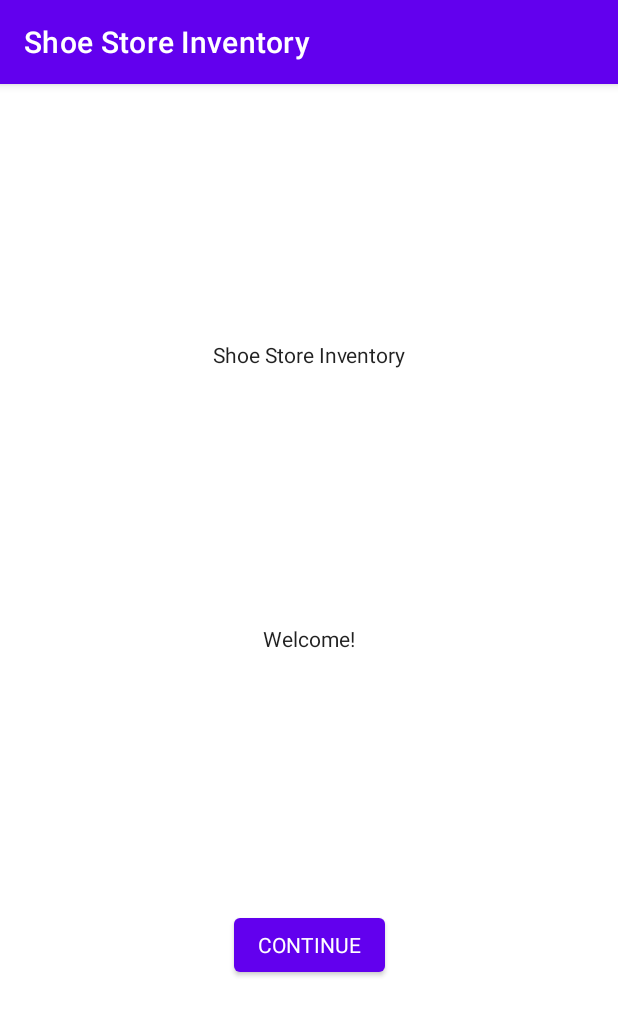
After one commit to kelocen/shoe-tracker, an Android app: the WelcomeFragment screen opened through its navigation route, on a phone screen of 412 x 824 dp. The commit adds this screen. Shown: the top 1016 px of the screen. Run offline under Robolectric (Android 15) with nearby library versions, the phone set to English and light mode, and no system bars; our stand-ins replace Timber, data binding.

Commit message:
feat: Add welcome fragment

```diff
--- a/app/src/main/java/com/example/shoestoreinventory/ui/login/LoginFragment.kt
+++ b/app/src/main/java/com/example/shoestoreinventory/ui/login/LoginFragment.kt
@@ -6,6 +6,7 @@ import android.view.View
 import android.view.ViewGroup
 import androidx.databinding.DataBindingUtil
 import androidx.fragment.app.Fragment
+import androidx.navigation.fragment.findNavController
 import com.example.shoestoreinventory.R
 import com.example.shoestoreinventory.databinding.FragmentLoginBinding
 
@@ -23,4 +24,14 @@ class LoginFragment : Fragment() {
         binding = DataBindingUtil.inflate(inflater, R.layout.fragment_login, container, false)
         return binding.root
     }
+
+    override fun onViewCreated(view: View, savedInstanceState: Bundle?) {
+        super.onViewCreated(view, savedInstanceState)
+        binding.buttonLogin.setOnClickListener {
+            findNavController().navigate(R.id.action_LoginFragment_to_WelcomeFragment)
+        }
+        binding.buttonRegister.setOnClickListener {
+            findNavController().navigate(R.id.action_LoginFragment_to_WelcomeFragment)
+        }
+    }
 }
--- /dev/null
+++ b/app/src/main/java/com/example/shoestoreinventory/ui/welcome/WelcomeFragment.kt
@@ -0,0 +1,32 @@
+package com.example.shoestoreinventory.ui.welcome
+
+import android.os.Bundle
+import android.view.LayoutInflater
+import android.view.View
+import android.view.ViewGroup
+import androidx.databinding.DataBindingUtil
+import androidx.fragment.app.Fragment
+import com.example.shoestoreinventory.R
+import com.example.shoestoreinventory.databinding.FragmentWelcomeBinding
+
+/**
+ * A simple [Fragment] subclass.
+ */
+class WelcomeFragment : Fragment() {
+    private lateinit var binding: FragmentWelcomeBinding
+
+    override fun onCreateView(
+            inflater: LayoutInflater, container: ViewGroup?,
+            savedInstanceState: Bundle?
+    ): View {
+        binding = DataBindingUtil.inflate(inflater, R.layout.fragment_welcome, container, false)
+        return binding.root
+    }
+
+    override fun onViewCreated(view: View, savedInstanceState: Bundle?) {
+        super.onViewCreated(view, savedInstanceState)
+        binding.buttonContinue.setOnClickListener {
+            // TODO action to instructions screen
+        }
+    }
+}
--- a/app/src/main/res/layout/activity_main.xml
+++ b/app/src/main/res/layout/activity_main.xml
@@ -1,12 +1,12 @@
 <?xml version="1.0" encoding="utf-8"?>
 <layout xmlns:android="http://schemas.android.com/apk/res/android"
   xmlns:app="http://schemas.android.com/apk/res-auto"
-  xmlns:tools="http://schemas.android.com/tools">
+  xmlns:tools="http://schemas.android.com/tools"
+  tools:context=".MainActivity">
 
   <androidx.constraintlayout.widget.ConstraintLayout
     android:layout_width="match_parent"
-    android:layout_height="match_parent"
-    tools:context=".MainActivity">
+    android:layout_height="match_parent">
 
     <!-- Fragment Container -->
     <androidx.fragment.app.FragmentContainerView
--- /dev/null
+++ b/app/src/main/res/layout/fragment_welcome.xml
@@ -0,0 +1,39 @@
+<?xml version="1.0" encoding="utf-8"?>
+<layout xmlns:android="http://schemas.android.com/apk/res/android"
+  xmlns:app="http://schemas.android.com/apk/res-auto"
+  xmlns:tools="http://schemas.android.com/tools"
+  tools:context=".ui.welcome.WelcomeFragment">
+
+  <androidx.constraintlayout.widget.ConstraintLayout
+    android:layout_width="match_parent"
+    android:layout_height="match_parent">
+
+    <!-- Continue Button -->
+    <Button
+      android:id="@+id/button_continue"
+      style="@style/continueButton"
+      app:layout_constraintBottom_toBottomOf="parent"
+      app:layout_constraintEnd_toEndOf="parent"
+      app:layout_constraintStart_toStartOf="parent"
+      app:layout_constraintTop_toBottomOf="@id/text_welcome_message" />
+
+    <!-- Welcome Message -->
+    <TextView
+      android:id="@+id/text_welcome_message"
+      style="@style/welcomeMessage"
+      app:layout_constraintBottom_toTopOf="@id/button_continue"
+      app:layout_constraintEnd_toEndOf="parent"
+      app:layout_constraintStart_toStartOf="parent"
+      app:layout_constraintTop_toBottomOf="@id/text_app_name" />
+
+    <!-- App Name-->
+    <TextView
+      android:id="@+id/text_app_name"
+      style="@style/appNameText"
+      app:layout_constraintBottom_toTopOf="@id/text_welcome_message"
+      app:layout_constraintEnd_toEndOf="parent"
+      app:layout_constraintStart_toStartOf="parent"
+      app:layout_constraintTop_toTopOf="parent" />
+
+  </androidx.constraintlayout.widget.ConstraintLayout>
+</layout>
--- a/app/src/main/res/navigation/nav_graph.xml
+++ b/app/src/main/res/navigation/nav_graph.xml
@@ -7,5 +7,14 @@
   <fragment
     android:id="@+id/fragment_LoginFragment"
     android:label="@string/login_fragment_label"
-    android:name="com.example.shoestoreinventory.ui.login.LoginFragment" />
+    android:name="com.example.shoestoreinventory.ui.login.LoginFragment">
+    <action
+      android:id="@+id/action_LoginFragment_to_WelcomeFragment"
+      app:destination="@id/fragment_WelcomeFragment" />
+  </fragment>
+  <!-- Welcome Fragment -->
+  <fragment
+    android:id="@+id/fragment_WelcomeFragment"
+    android:label="string/welcome_fragment_label"
+    android:name="com.example.shoestoreinventory.ui.welcome.WelcomeFragment" />
 </navigation>
--- a/app/src/main/res/values-night/themes.xml
+++ b/app/src/main/res/values-night/themes.xml
@@ -2,15 +2,65 @@
   <!-- Base application theme. -->
   <style name="Theme.ShoeStoreInventory" parent="Theme.MaterialComponents.Light.DarkActionBar">
     <!-- Primary brand color. -->
-    <item name="colorPrimary">@color/purple_200</item>
+    <item name="colorPrimary">@color/purple_500</item>
     <item name="colorPrimaryVariant">@color/purple_700</item>
-    <item name="colorOnPrimary">@color/black</item>
+    <item name="colorOnPrimary">@color/white</item>
     <!-- Secondary brand color. -->
     <item name="colorSecondary">@color/teal_200</item>
-    <item name="colorSecondaryVariant">@color/teal_200</item>
+    <item name="colorSecondaryVariant">@color/teal_700</item>
     <item name="colorOnSecondary">@color/black</item>
     <!-- Status bar color. -->
     <item name="android:statusBarColor" tools:targetApi="l">?attr/colorPrimaryVariant</item>
     <!-- Customize your theme here. -->
   </style>
+  <!-- = = = = = Login Fragment = = = = = -->
+  <!-- LoginFragment edit text fields -->
+  <style name="loginFragmentEditText" parent="Theme.ShoeStoreInventory">
+    <item name="android:layout_width">@dimen/zeroHeightWidth</item>
+    <item name="android:layout_height">wrap_content</item>
+    <item name="android:layout_marginTop">@dimen/loginFragmentViewMarginTop</item>
+    <item name="android:layout_marginStart">@dimen/loginFragmentViewMarginStart</item>
+    <item name="android:layout_marginEnd">@dimen/loginFragmentViewMarginEnd</item>
+    <item name="android:imeOptions">actionDone</item>
+    <item name="android:selectAllOnFocus">true</item>
+    <item name="android:textAlignment">center</item>
+  </style>
+  <!-- LoginFragment login/register buttons -->
+  <style name="parentLoginFragmentButton" parent="Theme.ShoeStoreInventory">
+    <item name="android:layout_width">@dimen/zeroHeightWidth</item>
+    <item name="android:layout_height">wrap_content</item>
+    <item name="android:layout_marginTop">@dimen/loginFragmentViewMarginTop</item>
+    <item name="android:layout_marginStart">@dimen/loginFragmentViewMarginStart</item>
+    <item name="android:layout_marginEnd">@dimen/loginFragmentViewMarginEnd</item>
+    <item name="android:enabled">true</item>
+    <item name="android:textAllCaps">true</item>
+  </style>
+  <!-- Login button -->
+  <style name="loginButton" parent="parentLoginFragmentButton">
+    <item name="android:text">@string/action_login</item>
+  </style>
+  <!-- Register button -->
+  <style name="registerButton" parent="parentLoginFragmentButton">
+    <item name="android:text">@string/action_register</item>
+  </style>
+  <!-- = = = = = Welcome Fragment = = = = = -->
+  <!-- Continue Button -->
+  <style name="continueButton" parent="Theme.ShoeStoreInventory">
+    <item name="android:layout_width">wrap_content</item>
+    <item name="android:layout_height">wrap_content</item>
+    <item name="android:text">@string/continue_button</item>
+    <item name="android:textAllCaps">true</item>
+  </style>
+  <!-- App Name TextView -->
+  <style name="appNameText" parent="Theme.ShoeStoreInventory">
+    <item name="android:layout_width">wrap_content</item>
+    <item name="android:layout_height">wrap_content</item>
+    <item name="android:text">@string/app_name</item>
+  </style>
+  <!-- Welcome TextView -->
+  <style name="welcomeMessage" parent="Theme.ShoeStoreInventory">
+    <item name="android:layout_width">wrap_content</item>
+    <item name="android:layout_height">wrap_content</item>
+    <item name="android:text">@string/welcome_message</item>
+  </style>
 </resources>
--- a/app/src/main/res/values/colors.xml
+++ b/app/src/main/res/values/colors.xml
@@ -1,6 +1,5 @@
 <?xml version="1.0" encoding="utf-8"?>
 <resources>
-  <color name="purple_200">#FFBB86FC</color>
   <color name="purple_500">#FF6200EE</color>
   <color name="purple_700">#FF3700B3</color>
   <color name="teal_200">#FF03DAC5</color>
--- a/app/src/main/res/values/dimens.xml
+++ b/app/src/main/res/values/dimens.xml
@@ -8,9 +8,4 @@
   <dimen name="loginFragmentViewMarginTop">8dp</dimen>
   <dimen name="loginFragmentViewMarginStart">24dp</dimen>
   <dimen name="loginFragmentViewMarginEnd">24dp</dimen>
-  <!-- Progress Bar -->
-  <dimen name="progressBarMarginTop">64dp</dimen>
-  <dimen name="progressBarMarginBottom">64dp</dimen>
-  <dimen name="progressBarMarginStart">32dp</dimen>
-  <dimen name="progressBarMarginEnd">32dp</dimen>
 </resources>
--- a/app/src/main/res/values/strings.xml
+++ b/app/src/main/res/values/strings.xml
@@ -6,4 +6,7 @@
   <string name="action_register">Register</string>
   <string name="prompt_password">Password</string>
   <string name="prompt_email">Email</string>
+  <!-- Welcome Fragment -->
+  <string name="welcome_message">Welcome!</string>
+  <string name="continue_button">Continue</string>
 </resources>
--- a/app/src/main/res/values/themes.xml
+++ b/app/src/main/res/values/themes.xml
@@ -13,7 +13,7 @@
     <item name="android:statusBarColor" tools:targetApi="l">?attr/colorPrimaryVariant</item>
     <!-- Customize your theme here. -->
   </style>
-
+  <!-- = = = = = Login Fragment = = = = = -->
   <!-- LoginFragment edit text fields -->
   <style name="loginFragmentEditText" parent="Theme.ShoeStoreInventory">
     <item name="android:layout_width">@dimen/zeroHeightWidth</item>
@@ -43,15 +43,24 @@
   <style name="registerButton" parent="parentLoginFragmentButton">
     <item name="android:text">@string/action_register</item>
   </style>
-  <!-- Progress Bar -->
-  <style name="progressBar" parent="Theme.ShoeStoreInventory">
+  <!-- = = = = = Welcome Fragment = = = = = -->
+  <!-- Continue Button -->
+  <style name="continueButton" parent="Theme.ShoeStoreInventory">
+    <item name="android:layout_width">wrap_content</item>
     <item name="android:layout_height">wrap_content</item>
+    <item name="android:text">@string/continue_button</item>
+    <item name="android:textAllCaps">true</item>
+  </style>
+  <!-- App Name TextView -->
+  <style name="appNameText" parent="Theme.ShoeStoreInventory">
     <item name="android:layout_width">wrap_content</item>
-    <item name="android:layout_marginTop">@dimen/progressBarMarginTop</item>
-    <item name="android:layout_marginBottom">@dimen/progressBarMarginBottom</item>
-    <item name="android:layout_marginStart">@dimen/progressBarMarginStart</item>
-    <item name="android:layout_marginEnd">@dimen/progressBarMarginEnd</item>
-    <item name="android:layout_gravity">center</item>
-    <item name="android:visibility">gone</item>
+    <item name="android:layout_height">wrap_content</item>
+    <item name="android:text">@string/app_name</item>
+  </style>
+  <!-- Welcome TextView -->
+  <style name="welcomeMessage" parent="Theme.ShoeStoreInventory">
+    <item name="android:layout_width">wrap_content</item>
+    <item name="android:layout_height">wrap_content</item>
+    <item name="android:text">@string/welcome_message</item>
   </style>
 </resources>
```
Also changed, not shown: app/src/main/res/layout/fragment_login.xml (+3 -12 lines).
